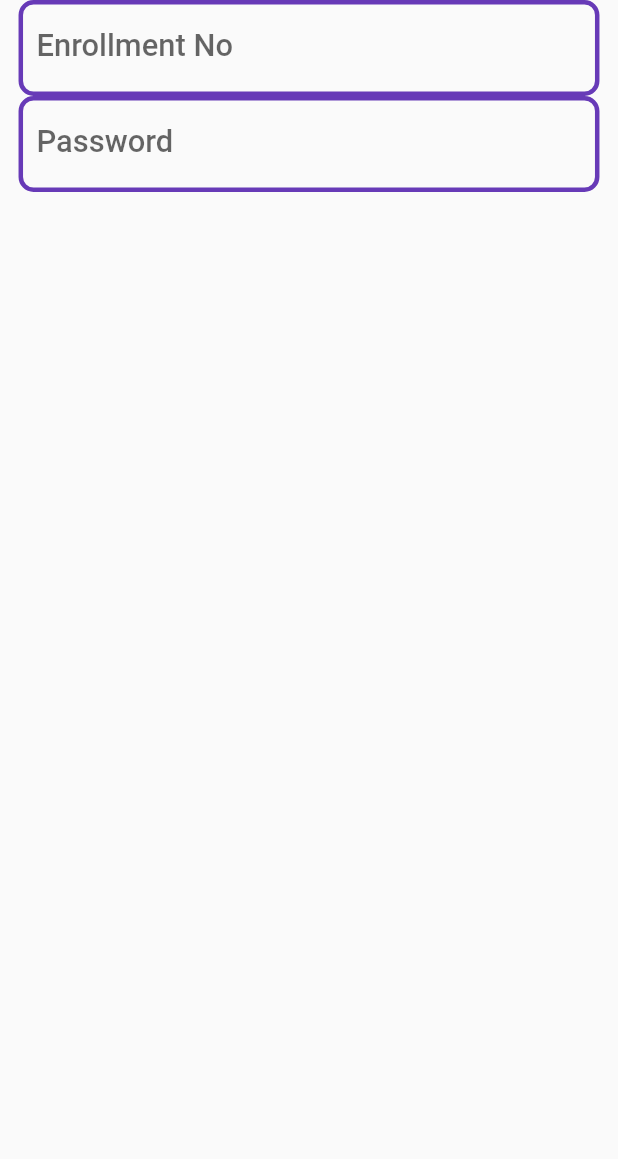
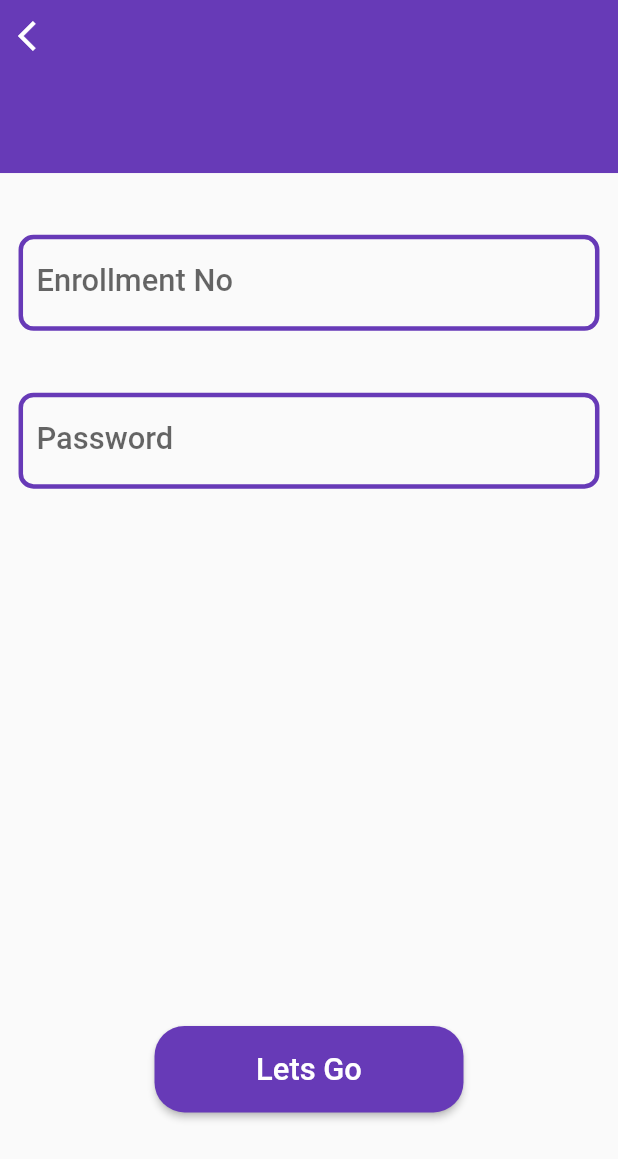
Before and after one commit to subhambiswas377flutternml/e-xam, a Flutter app: the AuthPage screen opened directly, on a phone screen of 412 x 824 dp. Shown: the top 1159 px of the screen. Run offline on Flutter 3.47's test engine with Material 2 defaults, Android fonts, the phone set to English and light mode, and no system bars; our stand-ins replace page_transition; missing offline and left inert: flutter_gen_core.

Commit message:
created more pages

```diff
--- a/lib/screens/auth_page.dart
+++ b/lib/screens/auth_page.dart
@@ -10,8 +10,31 @@ class AuthPage extends StatelessWidget
   {
   MediaQueryData _info = MediaQuery.of(context);
     return Scaffold(
+      resizeToAvoidBottomInset: false,
       body: Column(
         children: [
+          // Custom AppBar
+          Container(
+            height: _info.size.height*0.14,
+            width: _info.size.width,
+            color: KColors.themeColor,
+            child: Stack(
+              children: [
+                Row(
+                  children: [
+                    IconButton(
+                      icon: const Icon(Icons.arrow_back_ios),
+                      onPressed: (){Navigator.of(context).pop();},
+                      color: Colors.white,
+                    )
+                  ],
+                )
+              ],
+            ),
+          ),
+
+          SizedBox(height: _info.size.height*0.05,),
+
           // Enrollment No
           Padding(
             padding: EdgeInsets.symmetric(horizontal: _info.size.width*0.03),
@@ -41,6 +64,8 @@ class AuthPage extends StatelessWidget
             ),
           ),
 
+          SizedBox(height: _info.size.height*0.05,),
+
           // Password
           Padding(
             padding: EdgeInsets.symmetric(horizontal: _info.size.width*0.03),
@@ -69,6 +94,28 @@ class AuthPage extends StatelessWidget
               ),
             ),
           ),
+          const Spacer(),
+          // Sign up /  Login Button
+          SizedBox(
+            height: _info.size.height*0.07,
+            width: _info.size.width*0.5,
+            child: ElevatedButton(
+              child: const Text("Lets Go"),
+              onPressed: (){
+              },
+              style: ElevatedButton.styleFrom(
+                shape: RoundedRectangleBorder(
+                  borderRadius: BorderRadius.circular(20),
+                ),
+                  primary: KColors.themeColor,
+                  textStyle: TextStyle(
+                    fontSize: _info.size.width*0.05,
+                    fontWeight: FontWeight.w500,
+                  )
+              ),
+            ),
+          ),
+          SizedBox(height: _info.size.height*0.1,),
         ],
       ),
     );
```
